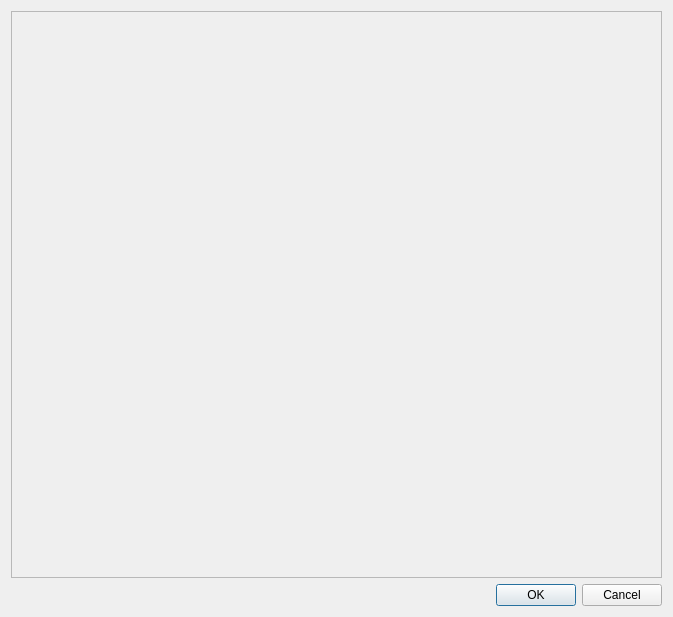
First picture: the form in src/packet/ui/dialoguis/inputs/basic.ui, repository AhmerW/Packet, before the edit.
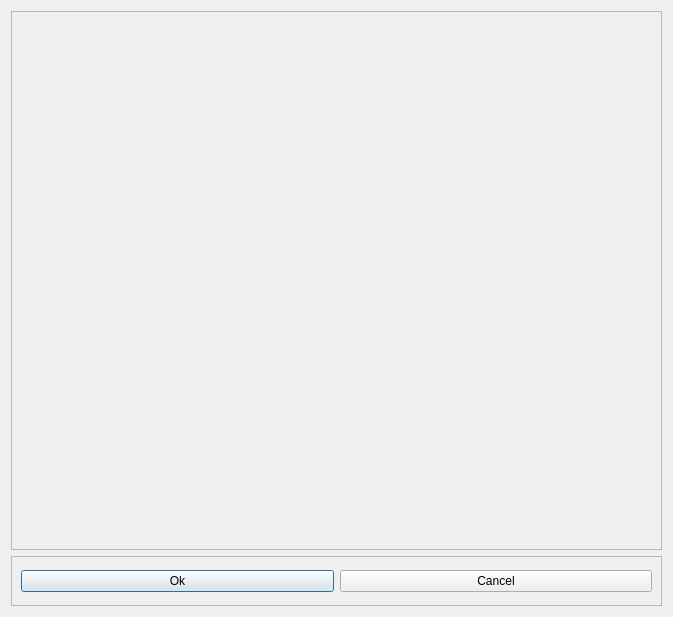
Second picture: the form after the edit.

```diff
--- a/src/packet/ui/dialoguis/inputs/basic.ui
+++ b/src/packet/ui/dialoguis/inputs/basic.ui
@@ -26,13 +26,35 @@
     </widget>
    </item>
    <item>
-    <widget class="QDialogButtonBox" name="buttonBox">
-     <property name="orientation">
-      <enum>Qt::Horizontal</enum>
+    <widget class="QFrame" name="frame_2">
+     <property name="maximumSize">
+      <size>
+       <width>16777215</width>
+       <height>50</height>
+      </size>
      </property>
-     <property name="standardButtons">
-      <set>QDialogButtonBox::Cancel|QDialogButtonBox::Ok</set>
+     <property name="frameShape">
+      <enum>QFrame::StyledPanel</enum>
      </property>
+     <property name="frameShadow">
+      <enum>QFrame::Raised</enum>
+     </property>
+     <layout class="QHBoxLayout" name="horizontalLayout_2">
+      <item>
+       <widget class="QPushButton" name="button_ok">
+        <property name="text">
+         <string>Ok</string>
+        </property>
+       </widget>
+      </item>
+      <item>
+       <widget class="QPushButton" name="button_cancel">
+        <property name="text">
+         <string>Cancel</string>
+        </property>
+       </widget>
+      </item>
+     </layout>
     </widget>
    </item>
   </layout>
```
Left out of the diff: 35 changed lines with no effect on the pictures.
